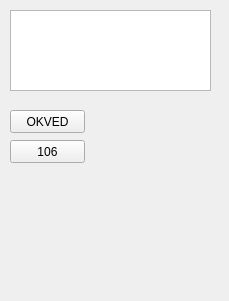
Before: the Qt Designer form untitled.ui in iriska-gri/PultNew, drawn with Qt 5.
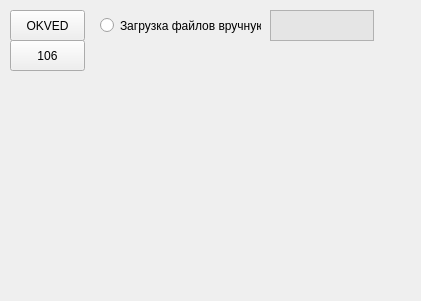
After: the same form once the commit is applied.

Commit message: Загрузка ОКВЭД два варианта

Diff of the .ui file:
```diff
--- a/untitled.ui
+++ b/untitled.ui
@@ -6,7 +6,7 @@
    <rect>
     <x>0</x>
     <y>0</y>
-    <width>229</width>
+    <width>421</width>
     <height>301</height>
    </rect>
   </property>
@@ -18,38 +18,66 @@
     <property name="geometry">
      <rect>
       <x>10</x>
-      <y>110</y>
+      <y>10</y>
       <width>75</width>
-      <height>23</height>
+      <height>31</height>
      </rect>
     </property>
     <property name="text">
      <string>OKVED</string>
     </property>
    </widget>
-   <widget class="QTextBrowser" name="infoBlok">
-    <property name="geometry">
-     <rect>
-      <x>10</x>
-      <y>10</y>
-      <width>201</width>
-      <height>81</height>
-     </rect>
-    </property>
-   </widget>
    <widget class="QPushButton" name="load106">
     <property name="geometry">
      <rect>
       <x>10</x>
-      <y>140</y>
+      <y>40</y>
       <width>75</width>
-      <height>23</height>
+      <height>31</height>
      </rect>
     </property>
     <property name="text">
      <string>106</string>
     </property>
    </widget>
+   <widget class="QRadioButton" name="RadioManualInput">
+    <property name="geometry">
+     <rect>
+      <x>100</x>
+      <y>10</y>
+      <width>161</width>
+      <height>31</height>
+     </rect>
+    </property>
+    <property name="text">
+     <string>Загрузка файлов вручную</string>
+    </property>
+   </widget>
+   <widget class="QTextEdit" name="textEdit">
+    <property name="geometry">
+     <rect>
+      <x>270</x>
+      <y>10</y>
+      <width>104</width>
+      <height>31</height>
+     </rect>
+    </property>
+    <property name="contextMenuPolicy">
+     <enum>Qt::DefaultContextMenu</enum>
+    </property>
+    <property name="autoFillBackground">
+     <bool>false</bool>
+    </property>
+    <property name="styleSheet">
+     <string notr="true">background-color: rgb(229, 229, 229)</string>
+    </property>
+    <property name="readOnly">
+     <bool>true</bool>
+    </property>
+    <property name="textInteractionFlags">
+     <set>Qt::TextSelectableByMouse</set>
+    </property>
+   </widget>
   </widget>
  </widget>
  <resources/>
```
Left out of the diff: 9 changed lines with no effect on the pictures. The commit also changes 28 other files.
